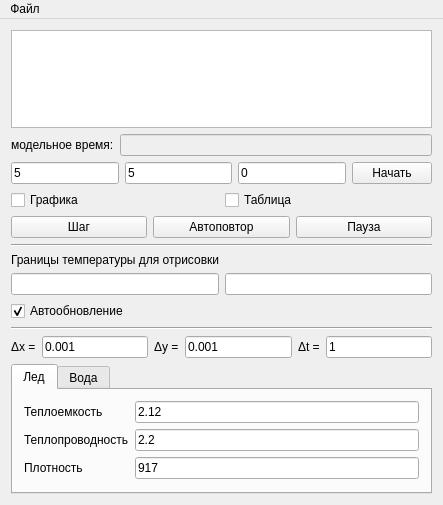
Before: the Qt Designer form displaymeltmodel.ui in AndreyMlashkin/stefanoproblem, drawn with Qt 5.
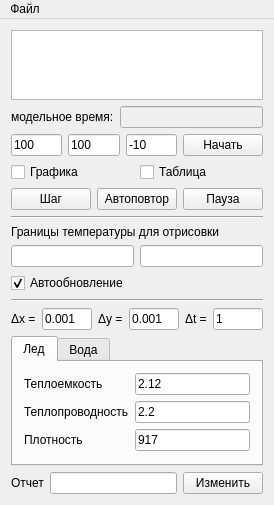
After: the same form once the commit is applied.

```diff
--- a/displaymeltmodel.ui
+++ b/displaymeltmodel.ui
@@ -9,8 +9,8 @@
    <rect>
     <x>0</x>
     <y>0</y>
-    <width>443</width>
-    <height>505</height>
+    <width>257</width>
+    <height>479</height>
    </rect>
   </property>
   <property name="windowTitle">
@@ -44,21 +44,21 @@
       <item>
        <widget class="QLineEdit" name="x">
         <property name="text">
-         <string>5</string>
+         <string>100</string>
         </property>
        </widget>
       </item>
       <item>
        <widget class="QLineEdit" name="y">
         <property name="text">
-         <string>5</string>
+         <string>100</string>
         </property>
        </widget>
       </item>
       <item>
        <widget class="QLineEdit" name="startTemp">
         <property name="text">
-         <string>0</string>
+         <string>-10</string>
         </property>
        </widget>
       </item>
@@ -304,6 +304,27 @@
       </widget>
      </widget>
     </item>
+    <item>
+     <layout class="QHBoxLayout" name="horizontalLayout_6">
+      <item>
+       <widget class="QLabel" name="label_12">
+        <property name="text">
+         <string>Отчет</string>
+        </property>
+       </widget>
+      </item>
+      <item>
+       <widget class="QLineEdit" name="lineEdit"/>
+      </item>
+      <item>
+       <widget class="QPushButton" name="pushButton">
+        <property name="text">
+         <string>Изменить</string>
+        </property>
+       </widget>
+      </item>
+     </layout>
+    </item>
    </layout>
   </widget>
   <widget class="QMenuBar" name="menuBar">
@@ -311,7 +332,7 @@
     <rect>
      <x>0</x>
      <y>0</y>
-     <width>443</width>
+     <width>257</width>
      <height>18</height>
     </rect>
    </property>
```
